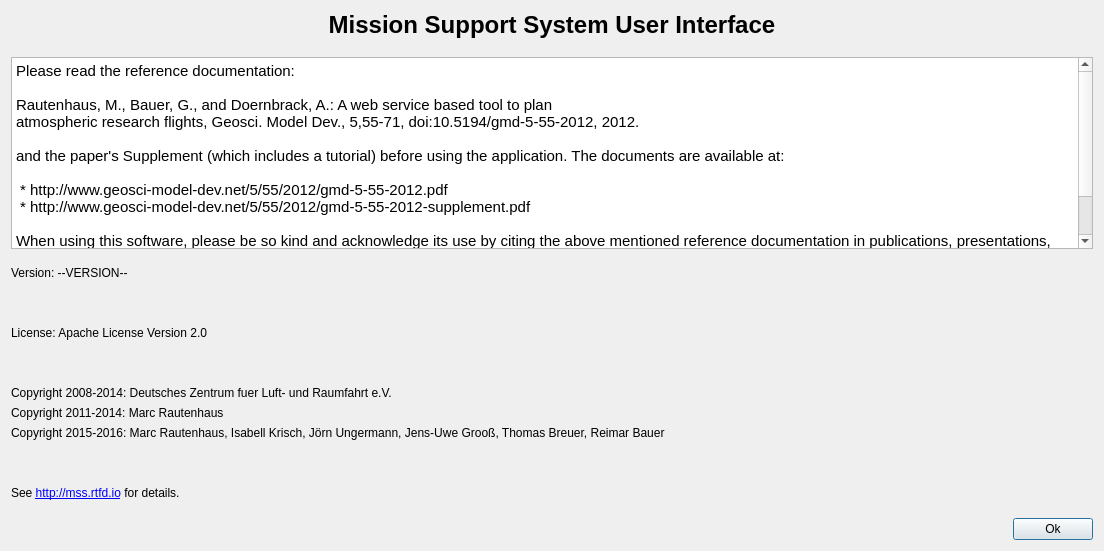
Old version of the form mslib/msui/ui_about_dialog.ui in the repository Open-MSS/MSS.
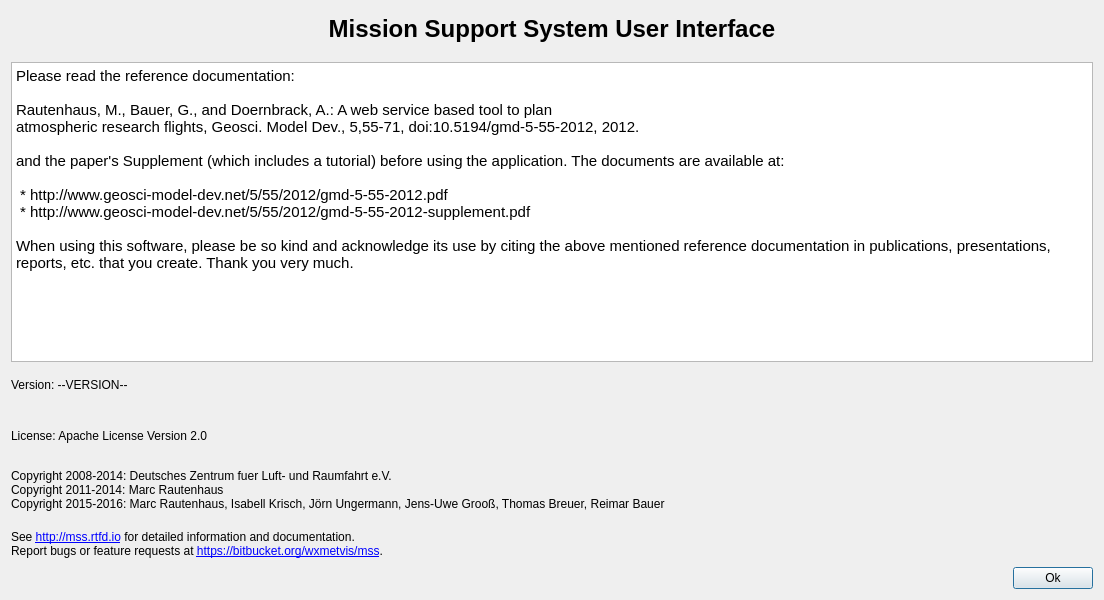
New version of the form.

Commit message:
Added tooltips to many widgets and redesigned about dialogue.
Tooltips were only used in WMS control dialog. Now all widgets that are
not fully self-documenting use tooltips for further explanation. More
work could be employed here.

The About dialog required scrolling to read the Text. It has been
redesigned to give more space, if available to the TextBox. Also a link
to the issue tracker was added and both links were made "clickable" to
open the URLS in an external browser.

What changed in the file:
```diff
--- a/mslib/msui/ui_about_dialog.ui
+++ b/mslib/msui/ui_about_dialog.ui
@@ -7,14 +7,22 @@
     <x>0</x>
     <y>0</y>
     <width>1104</width>
-    <height>551</height>
+    <height>600</height>
    </rect>
   </property>
+  <property name="sizePolicy">
+   <sizepolicy hsizetype="Preferred" vsizetype="Preferred">
+    <horstretch>0</horstretch>
+    <verstretch>0</verstretch>
+   </sizepolicy>
+  </property>
   <property name="windowTitle">
    <string>About MSUI</string>
   </property>
   <layout class="QVBoxLayout" name="verticalLayout">
    <item>
+    <layout class="QVBoxLayout" name="verticalLayout_2">
+     <item>
     <widget class="QLabel" name="label">
      <property name="font">
       <font>
@@ -35,48 +43,47 @@
     </widget>
    </item>
    <item>
-    <spacer name="verticalSpacer">
+      <spacer name="verticalSpacer_6">
      <property name="orientation">
       <enum>Qt::Vertical</enum>
      </property>
+       <property name="sizeType">
+        <enum>QSizePolicy::Preferred</enum>
+       </property>
      <property name="sizeHint" stdset="0">
       <size>
        <width>20</width>
-       <height>6</height>
+         <height>10</height>
       </size>
      </property>
     </spacer>
    </item>
    <item>
     <widget class="QTextBrowser" name="textBrowser">
+       <property name="enabled">
+        <bool>true</bool>
+       </property>
+       <property name="minimumSize">
+        <size>
+         <width>0</width>
+         <height>200</height>
+        </size>
+       </property>
      <property name="maximumSize">
       <size>
        <width>1310</width>
-       <height>192</height>
+         <height>300</height>
       </size>
      </property>
      <property name="html">
       <string>&lt;!DOCTYPE HTML PUBLIC &quot;-//W3C//DTD HTML 4.0//EN&quot; &quot;http://www.w3.org/TR/REC-html40/strict.dtd&quot;&gt;
 &lt;html&gt;&lt;head&gt;&lt;meta name=&quot;qrichtext&quot; content=&quot;1&quot; /&gt;&lt;style type=&quot;text/css&quot;&gt;
 p, li { white-space: pre-wrap; }
-&lt;/style&gt;&lt;/head&gt;&lt;body style=&quot; font-family:'Ubuntu'; font-size:11pt; font-weight:400; font-style:normal;&quot;&gt;
-&lt;p style=&quot; margin-top:12px; margin-bottom:12px; margin-left:0px; margin-right:0px; -qt-block-indent:0; text-indent:0px;&quot;&gt;&lt;span style=&quot; font-family:'DejaVu Sans Mono'; color:#000000; background-color:#ffffff;&quot;&gt;Please read the reference documentation:&lt;/span&gt;&lt;span style=&quot; font-family:'DejaVu Sans Mono'; color:#000000;&quot;&gt;&lt;br /&gt;&lt;br /&gt;Rautenhaus, M., Bauer, G., and Doernbrack, A.: A web service based tool to plan&lt;br /&gt;atmospheric research flights, Geosci. Model Dev., 5,55-71, doi:10.5194/gmd-5-55-2012, 2012.&lt;br /&gt;&lt;br /&gt;and the paper's Supplement (which includes a tutorial) before using the application. The documents are available at:&lt;br /&gt;&lt;br /&gt; * &lt;/span&gt;&lt;span style=&quot; font-family:'DejaVu Sans Mono'; color:#000000; background-color:#ffffff;&quot;&gt;http://www.geosci-model-dev.net/5/55/2012/gmd-5-55-2012.pdf&lt;/span&gt;&lt;span style=&quot; font-family:'DejaVu Sans Mono'; color:#000000;&quot;&gt;&lt;br /&gt; * http://www.geosci-model-dev.net/5/55/2012/gmd-5-55-2012-supplement.pdf&lt;br /&gt;&lt;br /&gt;When using this software, please be so kind and acknowledge its use by citing the above mentioned reference documentation in publications, presentations, reports, etc. that you create. Thank you very much.&lt;br /&gt;&lt;br /&gt;&lt;/span&gt;&lt;/p&gt;&lt;/body&gt;&lt;/html&gt;</string>
+&lt;/style&gt;&lt;/head&gt;&lt;body style=&quot; font-family:'MS Shell Dlg 2'; font-size:7.8pt; font-weight:400; font-style:normal;&quot;&gt;
+&lt;p style=&quot; margin-top:12px; margin-bottom:12px; margin-left:0px; margin-right:0px; -qt-block-indent:0; text-indent:0px;&quot;&gt;&lt;span style=&quot; font-family:'DejaVu Sans Mono'; font-size:11pt; color:#000000; background-color:#ffffff;&quot;&gt;Please read the reference documentation:&lt;/span&gt;&lt;span style=&quot; font-family:'DejaVu Sans Mono'; font-size:11pt; color:#000000;&quot;&gt;&lt;br /&gt;&lt;br /&gt;Rautenhaus, M., Bauer, G., and Doernbrack, A.: A web service based tool to plan&lt;br /&gt;atmospheric research flights, Geosci. Model Dev., 5,55-71, doi:10.5194/gmd-5-55-2012, 2012.&lt;br /&gt;&lt;br /&gt;and the paper's Supplement (which includes a tutorial) before using the application. The documents are available at:&lt;br /&gt;&lt;br /&gt; * &lt;/span&gt;&lt;span style=&quot; font-family:'DejaVu Sans Mono'; font-size:11pt; color:#000000; background-color:#ffffff;&quot;&gt;http://www.geosci-model-dev.net/5/55/2012/gmd-5-55-2012.pdf&lt;/span&gt;&lt;span style=&quot; font-family:'DejaVu Sans Mono'; font-size:11pt; color:#000000;&quot;&gt;&lt;br /&gt; * http://www.geosci-model-dev.net/5/55/2012/gmd-5-55-2012-supplement.pdf&lt;br /&gt;&lt;br /&gt;When using this software, please be so kind and acknowledge its use by citing the above mentioned reference documentation in publications, presentations, reports, etc. that you create. Thank you very much.&lt;br /&gt;&lt;br /&gt;&lt;/span&gt;&lt;/p&gt;&lt;/body&gt;&lt;/html&gt;</string>
      </property>
     </widget>
    </item>
-   <item>
-    <spacer name="verticalSpacer_3">
-     <property name="orientation">
-      <enum>Qt::Vertical</enum>
-     </property>
-     <property name="sizeHint" stdset="0">
-      <size>
-       <width>20</width>
-       <height>6</height>
-      </size>
-     </property>
-    </spacer>
-   </item>
    <item>
     <widget class="QLabel" name="lblVersion">
      <property name="text">
@@ -85,14 +92,17 @@
     </widget>
    </item>
    <item>
-    <spacer name="verticalSpacer_5">
+      <spacer name="verticalSpacer">
      <property name="orientation">
       <enum>Qt::Vertical</enum>
      </property>
+       <property name="sizeType">
+        <enum>QSizePolicy::Preferred</enum>
+       </property>
      <property name="sizeHint" stdset="0">
       <size>
        <width>20</width>
-       <height>40</height>
+         <height>10</height>
       </size>
      </property>
     </spacer>
@@ -109,10 +119,13 @@
      <property name="orientation">
       <enum>Qt::Vertical</enum>
      </property>
+       <property name="sizeType">
+        <enum>QSizePolicy::Preferred</enum>
+       </property>
      <property name="sizeHint" stdset="0">
       <size>
        <width>20</width>
-       <height>40</height>
+         <height>10</height>
       </size>
      </property>
     </spacer>
@@ -120,33 +133,24 @@
    <item>
     <widget class="QLabel" name="label_3">
      <property name="text">
-      <string>Copyright 2008-2014: Deutsches Zentrum fuer Luft- und Raumfahrt e.V.</string>
+        <string>Copyright 2008-2014: Deutsches Zentrum fuer Luft- und Raumfahrt e.V.
+Copyright 2011-2014: Marc Rautenhaus
+Copyright 2015-2016: Marc Rautenhaus, Isabell Krisch, Jörn Ungermann, Jens-Uwe Grooß, Thomas Breuer, Reimar Bauer</string>
      </property>
     </widget>
    </item>
    <item>
-    <widget class="QLabel" name="label_4">
-     <property name="text">
-      <string>Copyright 2011-2014: Marc Rautenhaus</string>
-     </property>
-    </widget>
-   </item>
-   <item>
-    <widget class="QLabel" name="label_5">
-     <property name="text">
-      <string>Copyright 2015-2016: Marc Rautenhaus, Isabell Krisch, Jörn Ungermann, Jens-Uwe Grooß, Thomas Breuer, Reimar Bauer</string>
-     </property>
-    </widget>
-   </item>
-   <item>
-    <spacer name="verticalSpacer_6">
+      <spacer name="verticalSpacer_3">
      <property name="orientation">
       <enum>Qt::Vertical</enum>
      </property>
+       <property name="sizeType">
+        <enum>QSizePolicy::Preferred</enum>
+       </property>
      <property name="sizeHint" stdset="0">
       <size>
        <width>20</width>
-       <height>40</height>
+         <height>10</height>
       </size>
      </property>
     </spacer>
@@ -154,23 +158,13 @@
    <item>
     <widget class="QLabel" name="label_6">
      <property name="text">
-      <string>&lt;html&gt;&lt;head/&gt;&lt;body&gt;&lt;p&gt;See &lt;a href=&quot;http://mss.rtfd.io&quot;&gt;&lt;span style=&quot; text-decoration: underline; color:#0000ff;&quot;&gt;http://mss.rtfd.io&lt;/span&gt;&lt;/a&gt; for details.&lt;/p&gt;&lt;/body&gt;&lt;/html&gt;</string>
+        <string>&lt;html&gt;&lt;head/&gt;&lt;body&gt;&lt;p&gt;See &lt;a href=&quot;http://mss.rtfd.io&quot;&gt;&lt;span style=&quot; text-decoration: underline; color:#0000ff;&quot;&gt;http://mss.rtfd.io&lt;/span&gt;&lt;/a&gt; for detailed information and documentation.&lt;br&gt;Report bugs or feature requests at &lt;a href=&quot;https://bitbucket.org/wxmetvis/mss&quot;&gt;&lt;span style=&quot; text-decoration: underline; color:#0000ff;&quot;&gt;https://bitbucket.org/wxmetvis/mss&lt;/span&gt;&lt;/a&gt;.&lt;/p&gt;&lt;/body&gt;&lt;/html&gt;</string>
+       </property>
+       <property name="openExternalLinks">
+        <bool>true</bool>
      </property>
     </widget>
    </item>
-   <item>
-    <spacer name="verticalSpacer_4">
-     <property name="orientation">
-      <enum>Qt::Vertical</enum>
-     </property>
-     <property name="sizeHint" stdset="0">
-      <size>
-       <width>20</width>
-       <height>7</height>
-      </size>
-     </property>
-    </spacer>
-   </item>
    <item>
     <layout class="QHBoxLayout" name="horizontalLayout">
      <item>
@@ -192,6 +186,8 @@
         <string>Ok</string>
        </property>
       </widget>
+       </item>
+      </layout>
      </item>
     </layout>
    </item>
```
Lines whose indentation alone changed are shown as unchanged. The commit also changes 15 other files.
